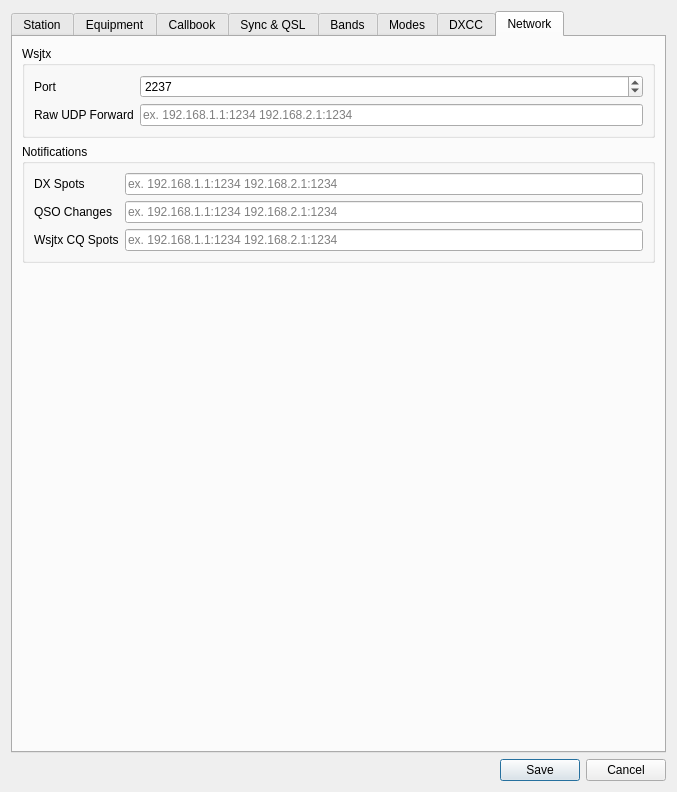
Qt form ui/SettingsDialog.ui (k5mcd/QLog) before a commit.
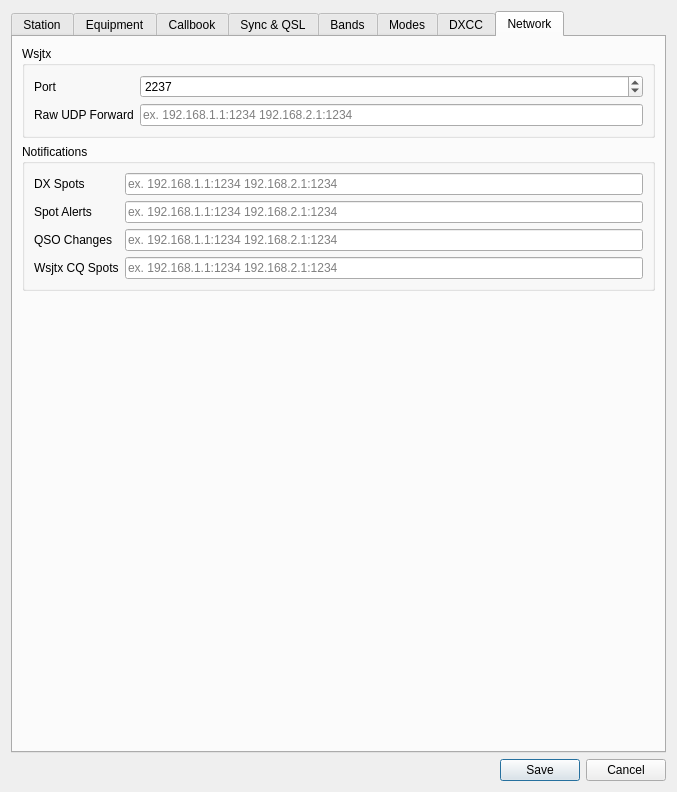
The same form after that commit. The open tabs and pages were chosen to show the change. Icons and pictures are not drawn.

Commit message: Alerts: Added Network Notification

The edit to the form file:
```diff
--- a/ui/SettingsDialog.ui
+++ b/ui/SettingsDialog.ui
@@ -1751,14 +1751,14 @@
             </property>
            </widget>
           </item>
-          <item row="1" column="0">
+          <item row="2" column="0">
            <widget class="QLabel" name="notifQSOLabel">
             <property name="text">
              <string>QSO Changes </string>
             </property>
            </widget>
           </item>
-          <item row="1" column="1">
+          <item row="2" column="1">
            <widget class="QLineEdit" name="notifQSOEdit">
             <property name="toolTip">
              <string>&lt;p&gt; List of IP addresses to which QLog sends  UDP notification packets about a new/updated/deleted QSO in the log.&lt;/p&gt;The IP addresses are separated by a space and have the form IP:PORT</string>
@@ -1768,14 +1768,14 @@
             </property>
            </widget>
           </item>
-          <item row="2" column="0">
+          <item row="3" column="0">
            <widget class="QLabel" name="notifWSJTXCQSpotsLabel">
             <property name="text">
              <string>Wsjtx CQ Spots</string>
             </property>
            </widget>
           </item>
-          <item row="2" column="1">
+          <item row="3" column="1">
            <widget class="QLineEdit" name="notifWSJTXCQSpotsEdit">
             <property name="toolTip">
              <string>&lt;p&gt; List of IP addresses to which QLog sends  UDP notification packets with WSJTX CQ Spots.&lt;/p&gt;The IP addresses are separated by a space and have the form IP:PORT</string>
@@ -1785,6 +1785,23 @@
             </property>
            </widget>
           </item>
+          <item row="1" column="0">
+           <widget class="QLabel" name="notifSpotAlertLabel">
+            <property name="text">
+             <string>Spot Alerts</string>
+            </property>
+           </widget>
+          </item>
+          <item row="1" column="1">
+           <widget class="QLineEdit" name="notifSpotAlertEdit">
+            <property name="toolTip">
+             <string>&lt;p&gt; List of IP addresses to which QLog sends  UDP notification packets about an user Spot Alerts.&lt;/p&gt;The IP addresses are separated by a space and have the form IP:PORT</string>
+            </property>
+            <property name="placeholderText">
+             <string>ex. 192.168.1.1:1234 192.168.2.1:1234</string>
+            </property>
+           </widget>
+          </item>
          </layout>
         </widget>
        </item>
```
Left out of the diff: 2 changed lines with no effect on the pictures. The commit also changes 14 other files.
